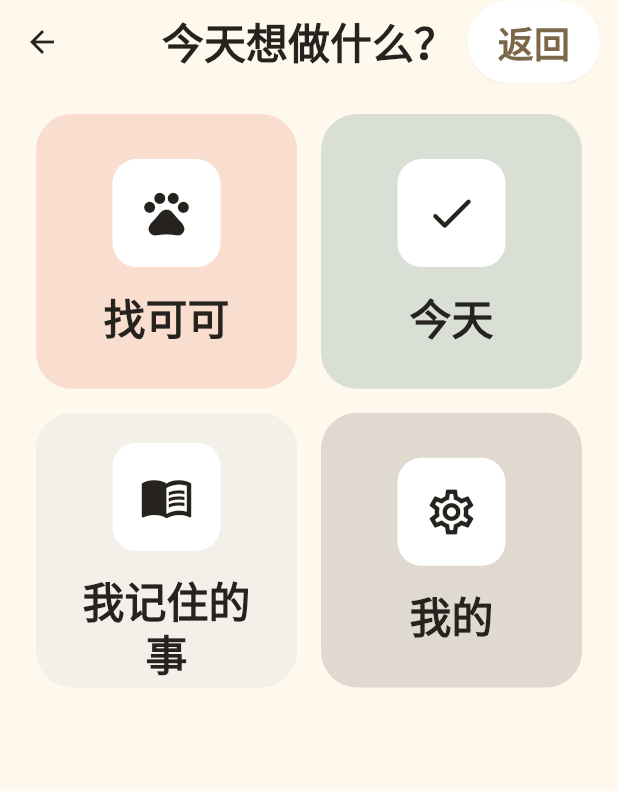
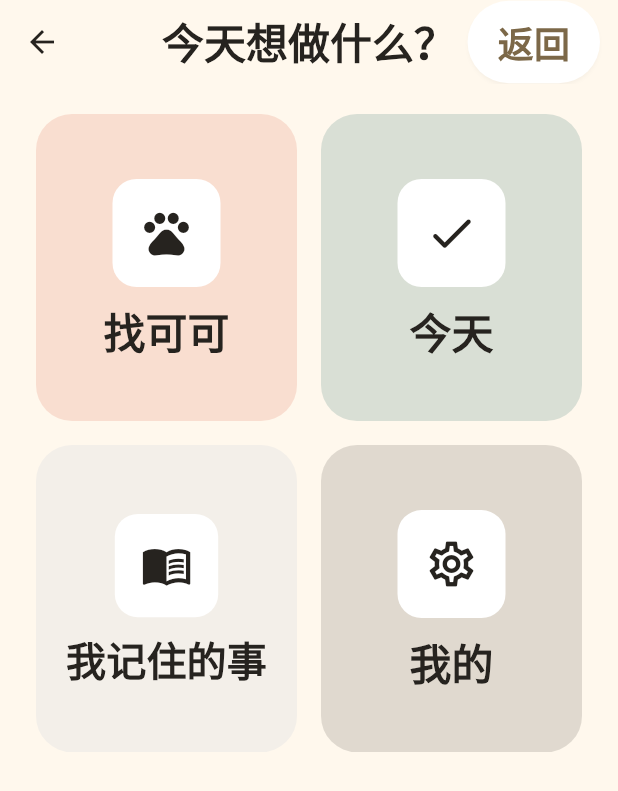
Before and after one commit to shelimingming/coco, a Flutter app: the ParentFunctionsPage screen opened by its route, on a phone screen of 412 x 824 dp. Shown: the top 791 px of the screen. Run offline on Flutter 3.47's test engine with Material 3 defaults, Android fonts, the phone set to English and light mode, and no system bars; our stand-ins replace dio, flutter_local_notifications, flutter_riverpod, flutter_secure_storage, go_router; missing offline and left inert: flutter_pcm_sound, record; accounts and stored records are empty; network calls fail.

Commit message:
修复父母端功能页两行标题导致的格子底部溢出。
Co-authored-by: Cursor <cursoragent@cursor.com>

```diff
--- a/frontend/lib/features/parent/presentation/parent_functions_page.dart
+++ b/frontend/lib/features/parent/presentation/parent_functions_page.dart
@@ -28,7 +28,8 @@ class ParentFunctionsPage extends StatelessWidget {
         crossAxisCount: 2,
         mainAxisSpacing: CocoSpace.s4,
         crossAxisSpacing: CocoSpace.s4,
-        childAspectRatio: 0.95,
+        // 两行标题（如「我记住的事」）需要更高格子，避免底部溢出
+        childAspectRatio: 0.85,
         children: [
           _FunctionTile(
             label: '找可可',
@@ -92,8 +93,12 @@ class _FunctionTile extends StatelessWidget {
         borderRadius: BorderRadius.circular(CocoRadius.xl),
         child: Padding(
           padding: const EdgeInsets.all(CocoSpace.s5),
+          // 极窄屏时等比缩小，避免 Column 硬溢出
+          child: FittedBox(
+            fit: BoxFit.scaleDown,
             child: Column(
               mainAxisAlignment: MainAxisAlignment.center,
+              mainAxisSize: MainAxisSize.min,
               children: [
                 Container(
                   width: 72,
@@ -104,19 +109,22 @@ class _FunctionTile extends StatelessWidget {
                   ),
                   child: Icon(icon, size: 36, color: CocoColors.neutral950),
                 ),
-              const SizedBox(height: CocoSpace.s4),
+                const SizedBox(height: CocoSpace.s3),
                 Text(
                   label,
                   textAlign: TextAlign.center,
+                  maxLines: 2,
                   style: theme.textTheme.titleLarge?.copyWith(
                     color: CocoColors.neutral950,
                     fontWeight: FontWeight.w700,
+                    height: 1.2,
                   ),
                 ),
               ],
             ),
           ),
         ),
+      ),
     );
   }
 }
```
Lines whose indentation alone changed are shown as unchanged.
